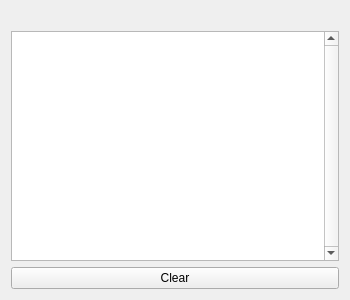
Qt form widgets/qsymonitor.ui (shankerwangmiao/wsjtx) before a commit.
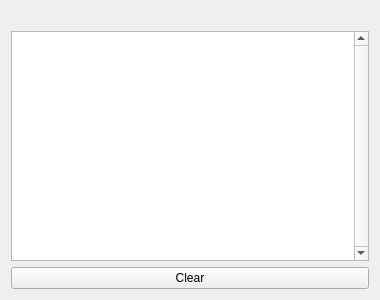
The same form after that commit.

Commit message: Make the Message Creator and QSY Monitor widgets scalable and fix a few inconsistencies.

```diff
--- a/widgets/qsymonitor.ui
+++ b/widgets/qsymonitor.ui
@@ -6,7 +6,7 @@
    <rect>
     <x>0</x>
     <y>0</y>
-    <width>350</width>
+    <width>380</width>
     <height>300</height>
    </rect>
   </property>
@@ -16,9 +16,15 @@
     <verstretch>0</verstretch>
    </sizepolicy>
   </property>
+  <property name="minimumSize">
+   <size>
+    <width>380</width>
+    <height>0</height>
+   </size>
+  </property>
   <property name="maximumSize">
    <size>
-    <width>400</width>
+    <width>16777215</width>
     <height>16777215</height>
    </size>
   </property>
```
The commit also changes 3 other files.
